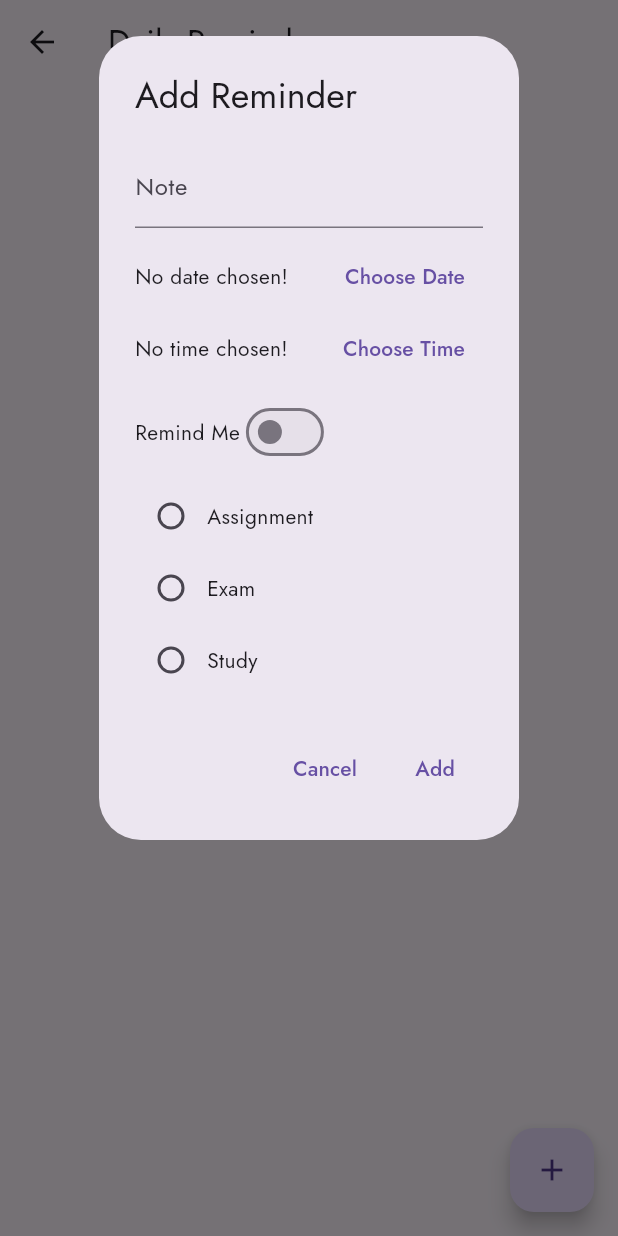
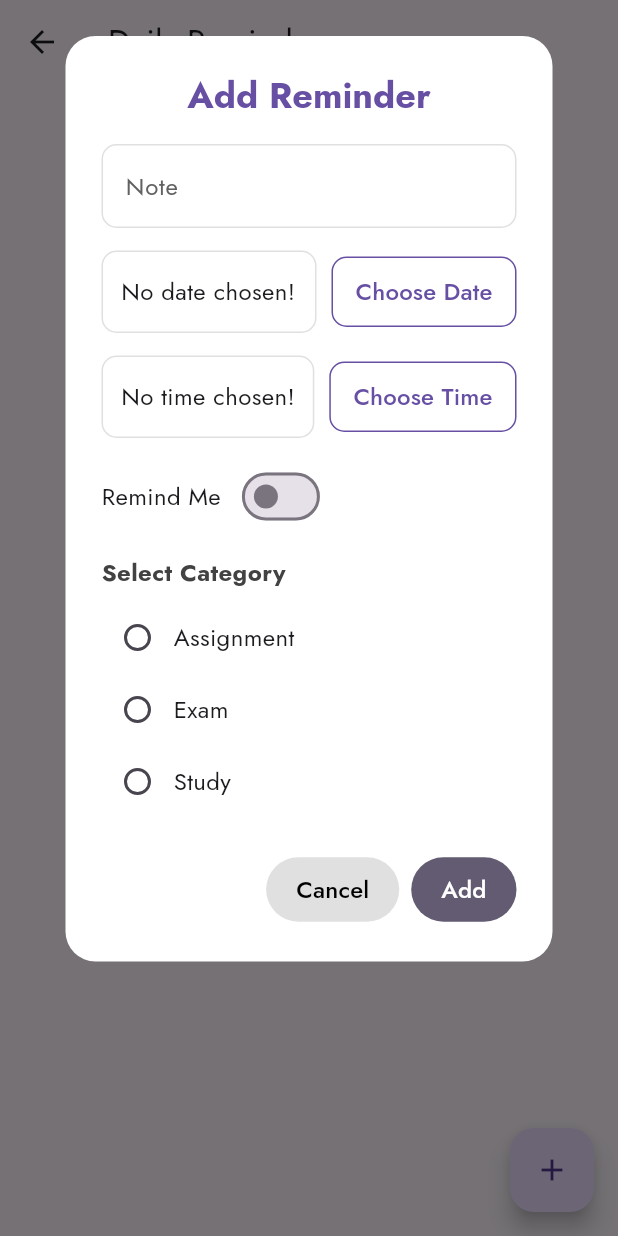
Before and after one commit to AnexDev1/JiT-Hub, a Flutter app: the DailyReminder screen opened directly, after a tap on the "add" icon, on a phone screen of 412 x 824 dp. Run offline on Flutter 3.47's test engine with Material 3 defaults, Android fonts, the phone set to English and light mode, and no system bars; our stand-ins replace flutter_dotenv, flutter_gemini, flutter_markdown, flutter_svg, hive, hive_flutter and 2 more; missing offline and left inert: flutter_pdfview, google_ml_kit, google_mlkit_text_recognition; accounts and stored records are empty.

Commit message:
made some styling to the reminder page

```diff
--- a/lib/pages/Category/Tools/DailyReminder/reminder_modal.dart
+++ b/lib/pages/Category/Tools/DailyReminder/reminder_modal.dart
@@ -1,7 +1,7 @@
+// File: lib/pages/Category/Tools/DailyReminder/reminder_modal.dart
 import 'package:flutter/material.dart';
 import 'package:provider/provider.dart';
 import 'package:nex_planner/model/reminder.dart';
-
 import '../../../../provider/reminder_provider.dart';
 
 class ReminderModal extends StatefulWidget {
@@ -29,49 +29,114 @@ class _ReminderModalState extends State<ReminderModal> {
   Widget build(BuildContext context) {
     return SingleChildScrollView(
       child: AlertDialog(
-        title: const Text('Add Reminder'),
+        shape: RoundedRectangleBorder(
+          borderRadius: BorderRadius.circular(20.0),
+        ),
+        backgroundColor: Colors.white,
+        title: Text(
+          'Add Reminder',
+          style: TextStyle(
+            fontSize: 24,
+            fontWeight: FontWeight.bold,
+            color: Theme.of(context).primaryColor,
+          ),
+          textAlign: TextAlign.center,
+        ),
         content: Column(
           mainAxisSize: MainAxisSize.min,
           children: [
             TextField(
               controller: _noteController,
-              decoration: const InputDecoration(labelText: 'Note'),
+              decoration: InputDecoration(
+                labelText: 'Note',
+                labelStyle: TextStyle(
+                  color: Colors.grey[700],
                 ),
-            const SizedBox(height: 8.0),
+                enabledBorder: OutlineInputBorder(
+                  borderSide: BorderSide(color: Colors.grey.shade300),
+                  borderRadius: BorderRadius.circular(10),
+                ),
+                focusedBorder: OutlineInputBorder(
+                  borderSide: BorderSide(color: Theme.of(context).primaryColor),
+                  borderRadius: BorderRadius.circular(10),
+                ),
+              ),
+            ),
+            const SizedBox(height: 15.0),
             Row(
               children: [
                 Expanded(
+                  child: Container(
+                    padding: const EdgeInsets.symmetric(horizontal: 12, vertical: 15),
+                    decoration: BoxDecoration(
+                      border: Border.all(color: Colors.grey.shade300),
+                      borderRadius: BorderRadius.circular(10),
+                    ),
                     child: Text(
                       _selectedDate == null
                           ? 'No date chosen!'
                           : 'Picked Date: ${_selectedDate!.toLocal().toString().split(' ')[0]}',
+                      style: const TextStyle(fontSize: 16),
                     ),
                   ),
-                TextButton(
+                ),
+                const SizedBox(width: 10),
+                OutlinedButton(
                   onPressed: _presentDatePicker,
-                  child: const Text('Choose Date'),
+                  style: OutlinedButton.styleFrom(
+                    shape: RoundedRectangleBorder(
+                      borderRadius: BorderRadius.circular(10),
+                    ),
+                    side: BorderSide(color: Theme.of(context).primaryColor),
+                    padding: const EdgeInsets.symmetric(horizontal: 16, vertical: 12),
+                  ),
+                  child: const Text(
+                    'Choose Date',
+                    style: TextStyle(fontSize: 16),
+                  ),
                 ),
               ],
             ),
+            const SizedBox(height: 15.0),
             Row(
               children: [
                 Expanded(
+                  child: Container(
+                    padding: const EdgeInsets.symmetric(horizontal: 12, vertical: 15),
+                    decoration: BoxDecoration(
+                      border: Border.all(color: Colors.grey.shade300),
+                      borderRadius: BorderRadius.circular(10),
+                    ),
                     child: Text(
                       _selectedTime == null
                           ? 'No time chosen!'
                           : 'Picked Time: ${_selectedTime!.format(context)}',
+                      style: const TextStyle(fontSize: 16),
                     ),
                   ),
-                TextButton(
+                ),
+                const SizedBox(width: 10),
+                OutlinedButton(
                   onPressed: _presentTimePicker,
-                  child: const Text('Choose Time'),
+                  style: OutlinedButton.styleFrom(
+                    shape: RoundedRectangleBorder(
+                      borderRadius: BorderRadius.circular(10),
+                    ),
+                    side: BorderSide(color: Theme.of(context).primaryColor),
+                    padding: const EdgeInsets.symmetric(horizontal: 16, vertical: 12),
+                  ),
+                  child: const Text(
+                    'Choose Time',
+                    style: TextStyle(fontSize: 16),
+                  ),
                 ),
               ],
             ),
-            const SizedBox(height: 8.0),
+            const SizedBox(height: 15.0),
             Row(
               children: [
-                const Text('Remind Me'),
+                const Text('Remind Me', style: TextStyle(fontSize: 16)),
+                const SizedBox(width: 10),
                 Switch(
                   value: _remindMe,
                   onChanged: (value) {
@@ -81,6 +146,18 @@ class _ReminderModalState extends State<ReminderModal> {
                   },
                 ),
               ],
+            ),
+            const SizedBox(height: 15.0),
+            Align(
+              alignment: Alignment.centerLeft,
+              child: Text(
+                'Select Category',
+                style: TextStyle(
+                  fontSize: 16,
+                  fontWeight: FontWeight.w600,
+                  color: Colors.grey[800],
+                ),
+              ),
             ),
             const SizedBox(height: 8.0),
             _buildCategoryOption('Assignment'),
@@ -93,7 +170,15 @@ class _ReminderModalState extends State<ReminderModal> {
             onPressed: () {
               Navigator.pop(context);
             },
-            child: const Text('Cancel'),
+            style: TextButton.styleFrom(
+              foregroundColor: Colors.black,
+              backgroundColor: Colors.grey.shade300,
+              padding: const EdgeInsets.symmetric(horizontal: 20, vertical: 10),
+            ),
+            child: const Text(
+              'Cancel',
+              style: TextStyle(fontSize: 16),
+            ),
           ),
           TextButton(
             onPressed: () {
@@ -119,7 +204,15 @@ class _ReminderModalState extends State<ReminderModal> {
                 Navigator.pop(context);
               }
             },
-            child: const Text('Add'),
+            style: TextButton.styleFrom(
+              foregroundColor: Colors.white,
+              backgroundColor: Theme.of(context).colorScheme.secondary,
+              padding: const EdgeInsets.symmetric(horizontal: 20, vertical: 10),
+            ),
+            child: const Text(
+              'Add',
+              style: TextStyle(fontSize: 16),
+            ),
           ),
         ],
       ),
@@ -138,7 +231,7 @@ class _ReminderModalState extends State<ReminderModal> {
             });
           },
         ),
-        Text(category),
+        Text(category, style: const TextStyle(fontSize: 16)),
       ],
     );
   }
```
Also changed, not shown: lib/pages/AuthPage/register_page.dart (+25 -23 lines), lib/pages/Category/Tools/DailyReminder/daily_reminder.dart (+40 -16 lines). Lines whose indentation alone changed are shown as unchanged.
